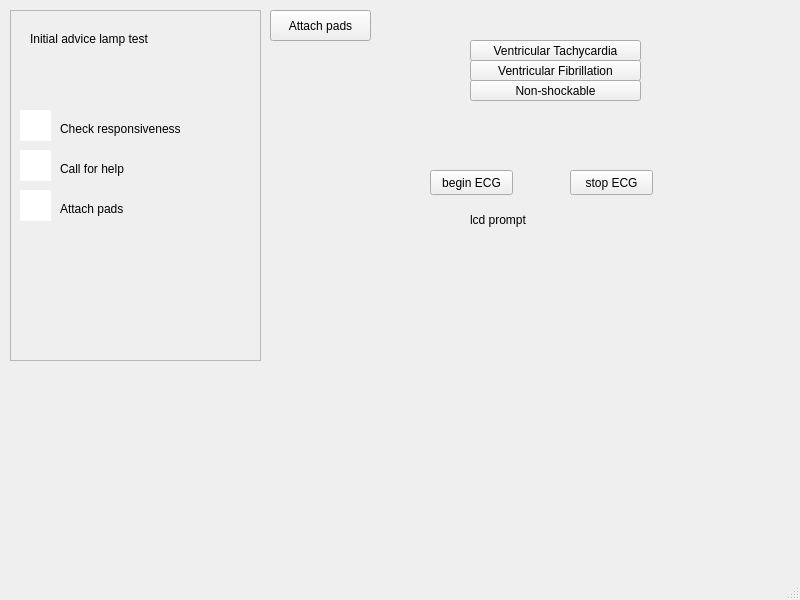
This is mainwindow.ui in nicwatson/aed-project as Qt 5 draws it before an edit. The edited form follows.
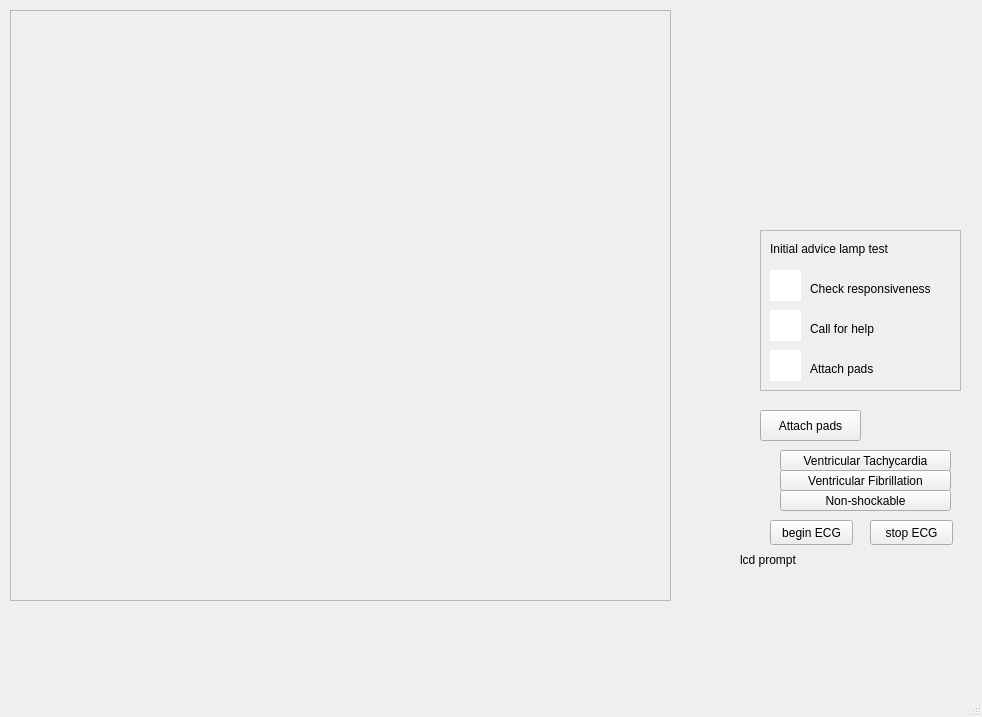
This is the edited form. Custom widgets are drawn as their Qt base class.

Patch:
```diff
--- a/mainwindow.ui
+++ b/mainwindow.ui
@@ -6,8 +6,8 @@
    <rect>
     <x>0</x>
     <y>0</y>
-    <width>800</width>
-    <height>600</height>
+    <width>982</width>
+    <height>717</height>
    </rect>
   </property>
   <property name="windowTitle">
@@ -17,10 +17,10 @@
    <widget class="QFrame" name="frame">
     <property name="geometry">
      <rect>
-      <x>10</x>
-      <y>10</y>
-      <width>251</width>
-      <height>351</height>
+      <x>760</x>
+      <y>230</y>
+      <width>201</width>
+      <height>161</height>
      </rect>
     </property>
     <property name="frameShape">
@@ -33,7 +33,7 @@
      <property name="geometry">
       <rect>
        <x>10</x>
-       <y>140</y>
+       <y>80</y>
        <width>31</width>
        <height>31</height>
       </rect>
@@ -46,7 +46,7 @@
      <property name="geometry">
       <rect>
        <x>10</x>
-       <y>180</y>
+       <y>120</y>
        <width>31</width>
        <height>31</height>
       </rect>
@@ -59,7 +59,7 @@
      <property name="geometry">
       <rect>
        <x>10</x>
-       <y>100</y>
+       <y>40</y>
        <width>31</width>
        <height>31</height>
       </rect>
@@ -71,8 +71,8 @@
     <widget class="QLabel" name="label">
      <property name="geometry">
       <rect>
-       <x>20</x>
-       <y>20</y>
+       <x>10</x>
+       <y>10</y>
        <width>201</width>
        <height>17</height>
       </rect>
@@ -85,7 +85,7 @@
      <property name="geometry">
       <rect>
        <x>50</x>
-       <y>110</y>
+       <y>50</y>
        <width>151</width>
        <height>17</height>
       </rect>
@@ -98,7 +98,7 @@
      <property name="geometry">
       <rect>
        <x>50</x>
-       <y>150</y>
+       <y>90</y>
        <width>131</width>
        <height>17</height>
       </rect>
@@ -111,7 +111,7 @@
      <property name="geometry">
       <rect>
        <x>50</x>
-       <y>190</y>
+       <y>130</y>
        <width>131</width>
        <height>17</height>
       </rect>
@@ -124,8 +124,8 @@
    <widget class="QPushButton" name="padsButton">
     <property name="geometry">
      <rect>
-      <x>270</x>
-      <y>10</y>
+      <x>760</x>
+      <y>410</y>
       <width>101</width>
       <height>31</height>
      </rect>
@@ -137,8 +137,8 @@
    <widget class="QPushButton" name="beginECGButton">
     <property name="geometry">
      <rect>
-      <x>430</x>
-      <y>170</y>
+      <x>770</x>
+      <y>520</y>
       <width>83</width>
       <height>25</height>
      </rect>
@@ -150,8 +150,8 @@
    <widget class="QPushButton" name="stopECGButton">
     <property name="geometry">
      <rect>
-      <x>570</x>
-      <y>170</y>
+      <x>870</x>
+      <y>520</y>
       <width>83</width>
       <height>25</height>
      </rect>
@@ -163,8 +163,8 @@
    <widget class="QPushButton" name="tachyButton">
     <property name="geometry">
      <rect>
-      <x>470</x>
-      <y>40</y>
+      <x>780</x>
+      <y>450</y>
       <width>171</width>
       <height>21</height>
      </rect>
@@ -176,8 +176,8 @@
    <widget class="QPushButton" name="fibButton">
     <property name="geometry">
      <rect>
-      <x>470</x>
-      <y>60</y>
+      <x>780</x>
+      <y>470</y>
       <width>171</width>
       <height>21</height>
      </rect>
@@ -189,8 +189,8 @@
    <widget class="QPushButton" name="nonShockableButton">
     <property name="geometry">
      <rect>
-      <x>470</x>
-      <y>80</y>
+      <x>780</x>
+      <y>490</y>
       <width>171</width>
       <height>21</height>
      </rect>
@@ -202,8 +202,8 @@
    <widget class="QCustomPlot" name="ecgGraph" native="true">
     <property name="geometry">
      <rect>
-      <x>420</x>
-      <y>250</y>
+      <x>780</x>
+      <y>580</y>
       <width>181</width>
       <height>101</height>
      </rect>
@@ -212,8 +212,8 @@
    <widget class="QLabel" name="lcdPrompt">
     <property name="geometry">
      <rect>
-      <x>470</x>
-      <y>210</y>
+      <x>740</x>
+      <y>550</y>
       <width>231</width>
       <height>20</height>
      </rect>
@@ -222,32 +222,38 @@
      <string>lcd prompt</string>
     </property>
    </widget>
-  </widget>
-  <widget class="QMenuBar" name="menubar">
-   <property name="geometry">
-    <rect>
-     <x>0</x>
-     <y>0</y>
-     <width>800</width>
-     <height>22</height>
-    </rect>
-   </property>
+   <widget class="QFrame" name="frame_2">
+    <property name="geometry">
+     <rect>
+      <x>10</x>
+      <y>10</y>
+      <width>661</width>
+      <height>591</height>
+     </rect>
+    </property>
+    <property name="frameShape">
+     <enum>QFrame::StyledPanel</enum>
+    </property>
+    <property name="frameShadow">
+     <enum>QFrame::Raised</enum>
+    </property>
+   </widget>
   </widget>
   <widget class="QStatusBar" name="statusbar"/>
  </widget>
  <customwidgets>
-  <customwidget>
-   <class>QCustomPlot</class>
-   <extends>QWidget</extends>
-   <header>qcustomplot.h</header>
-   <container>1</container>
-  </customwidget>
   <customwidget>
    <class>aedGui::LampWidget</class>
    <extends>QWidget</extends>
    <header>aedGui/LampWidget.h</header>
    <container>1</container>
   </customwidget>
+  <customwidget>
+   <class>QCustomPlot</class>
+   <extends>QWidget</extends>
+   <header>qcustomplot.h</header>
+   <container>1</container>
+  </customwidget>
  </customwidgets>
  <resources/>
  <connections/>
```
